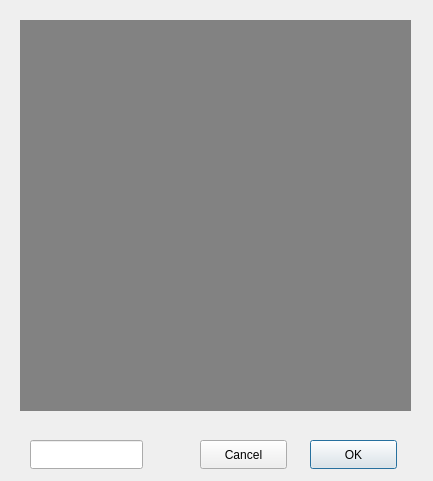
Liu8018/facerec1, file SignUpDialog.ui: the form before one commit.
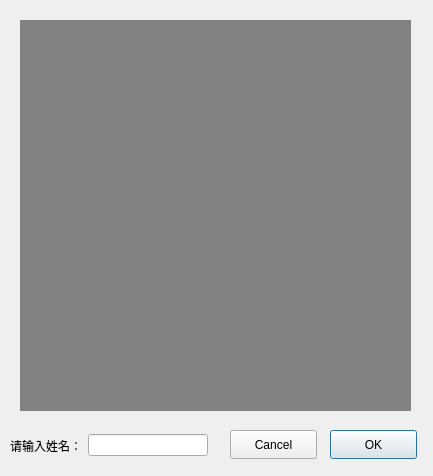
The form after the commit.

Diff of the .ui file:
```diff
--- a/SignUpDialog.ui
+++ b/SignUpDialog.ui
@@ -7,7 +7,7 @@
     <x>0</x>
     <y>0</y>
     <width>433</width>
-    <height>481</height>
+    <height>476</height>
    </rect>
   </property>
   <property name="windowTitle">
@@ -16,8 +16,8 @@
   <widget class="QPushButton" name="pushButton_OK">
    <property name="geometry">
     <rect>
-     <x>310</x>
-     <y>440</y>
+     <x>330</x>
+     <y>430</y>
      <width>87</width>
      <height>29</height>
     </rect>
@@ -29,8 +29,8 @@
   <widget class="QPushButton" name="pushButton_Cancel">
    <property name="geometry">
     <rect>
-     <x>200</x>
-     <y>440</y>
+     <x>230</x>
+     <y>430</y>
      <width>87</width>
      <height>29</height>
     </rect>
@@ -55,15 +55,27 @@
     <string/>
    </property>
   </widget>
-  <widget class="QLineEdit" name="lineEdit">
+  <widget class="QWidget" name="">
    <property name="geometry">
     <rect>
-     <x>30</x>
-     <y>440</y>
-     <width>113</width>
-     <height>29</height>
+     <x>10</x>
+     <y>430</y>
+     <width>198</width>
+     <height>31</height>
     </rect>
    </property>
+   <layout class="QHBoxLayout" name="horizontalLayout">
+    <item>
+     <widget class="QLabel" name="label_2">
+      <property name="text">
+       <string>请输入姓名：</string>
+      </property>
+     </widget>
+    </item>
+    <item>
+     <widget class="QLineEdit" name="lineEdit"/>
+    </item>
+   </layout>
   </widget>
  </widget>
  <resources/>
```
Left out of the diff: 2 changed lines with no effect on the pictures.
